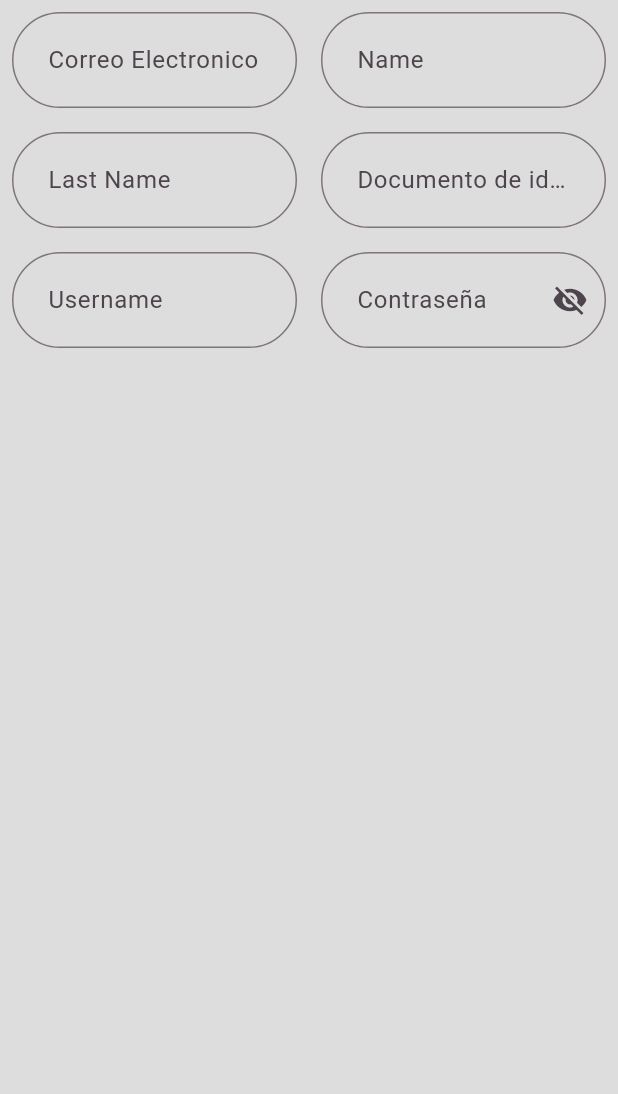
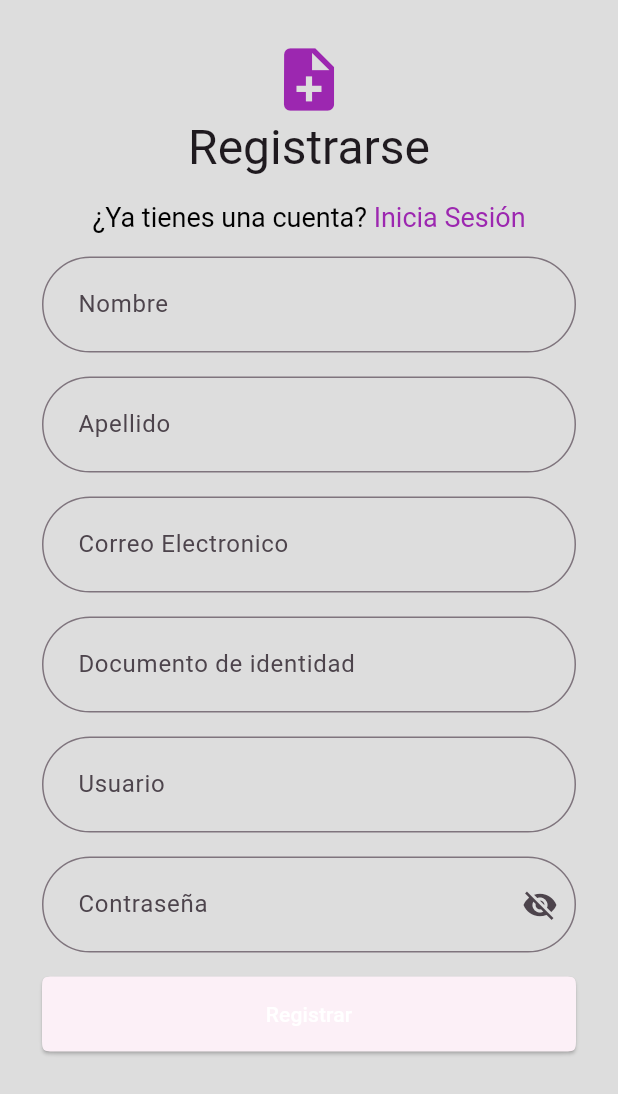
Before and after one commit to kenshimota/flutter-app-ERP, a Flutter app: the FormSignup widget shown alone on an empty page, opened directly, on a phone screen of 412 x 824 dp. Shown: the top 1094 px of the screen. Run offline on Flutter 3.47's test engine with Material 2 defaults, Android fonts, the phone set to English and light mode, and no system bars; our stand-ins replace flutter_dotenv, go_router, logger, mask_text_input_formatter; missing offline and left inert: validatorless; network calls fail.

Commit message:
todos estos cambios se hisieron hoy

```diff
--- /dev/null
+++ b/lib/widgets/elevate_button_shadow.dart
@@ -0,0 +1,48 @@
+import 'package:flutter/material.dart';
+import 'package:flutter/gestures.dart';
+
+class ElevatedButtonShadow extends StatefulWidget {
+  final Widget? child;
+  const ElevatedButtonShadow({super.key, required this.child});
+
+  @override
+  State<ElevatedButtonShadow> createState() => _ElevatedButtonShadowState();
+}
+
+class _ElevatedButtonShadowState extends State<ElevatedButtonShadow> {
+  bool isHovered = false;
+
+  @override
+  Widget build(BuildContext context) {
+    return MouseRegion(
+      onEnter: (_) {
+        setState(() {
+          // Cambiar el estado para aplicar la sombra cuando el mouse entra
+          isHovered = true;
+        });
+      },
+      onExit: (_) {
+        setState(() {
+          // Cambiar el estado para quitar la sombra cuando el mouse sale
+          isHovered = false;
+        });
+      },
+      child: AnimatedContainer(
+        duration: const Duration(milliseconds: 200),
+        decoration: BoxDecoration(
+          boxShadow: isHovered
+              ? [
+                  BoxShadow(
+                    color: Colors.purple.withOpacity(0.3),
+                    spreadRadius: 5,
+                    blurRadius: 7,
+                    offset: const Offset(0, 3),
+                  ),
+                ]
+              : [],
+        ),
+        child: widget.child,
+      ),
+    );
+  }
+}
--- a/lib/widgets/form_signin.dart
+++ b/lib/widgets/form_signin.dart
@@ -4,7 +4,6 @@ import 'package:flutter_app_erp/widgets/input_user_name.dart';
 
 import 'package:go_router/go_router.dart';
 import 'package:flutter_app_erp/widgets/typography.dart';
-import 'package:flutter_app_erp/widgets/input_email.dart';
 import 'package:flutter_app_erp/widgets/form_control.dart';
 import 'package:flutter_app_erp/widgets/input_password.dart';
 
--- a/lib/widgets/form_signup.dart
+++ b/lib/widgets/form_signup.dart
@@ -1,4 +1,7 @@
 import 'package:flutter/material.dart';
+import 'package:flutter/gestures.dart';
+import 'package:flutter_app_erp/widgets/elevate_button_shadow.dart';
+import 'package:go_router/go_router.dart';
 import 'package:flutter_app_erp/widgets/input_email.dart';
 import 'package:flutter_app_erp/widgets/input_identity.dart';
 import 'package:flutter_app_erp/widgets/input_name.dart';
@@ -6,6 +9,8 @@ import 'package:flutter_app_erp/widgets/form_control.dart';
 import 'package:flutter_app_erp/widgets/input_last_name.dart';
 import 'package:flutter_app_erp/widgets/input_password.dart';
 import 'package:flutter_app_erp/widgets/input_user_name.dart';
+import 'package:flutter_app_erp/widgets/layourt_twice_builder.dart';
+import 'package:flutter_app_erp/widgets/typography.dart';
 
 class FormSignup extends StatefulWidget {
   const FormSignup({super.key});
@@ -15,33 +20,44 @@ class FormSignup extends StatefulWidget {
 }
 
 class _FormSignupState extends State<FormSignup> {
-  final GlobalKey<FormState> _formkey = GlobalKey<FormState>();
+  final GlobalKey<FormState> _formKey = GlobalKey<FormState>();
+
+  onSubmit() {
+    if (_formKey.currentState!.validate()) {
+      return null;
+    }
+  }
 
   @override
   Widget build(BuildContext context) {
-    return Form(
-      key: _formkey,
-      child: const Column(
+    return FormPadding(
+      child: Form(
+        key: _formKey,
+        child: Column(
           children: [
-          Row(
+            const FormControl(
+              child: _Title(),
+            ),
+            const FormControl(child: _TextAboutToGoToSignin()),
+            const _GridItemRowToColumn(
               children: [
-              _GridColumn(
-                child: FormControl(
-                  child: InputEmail(),
-                ),
-              ),
                 _GridColumn(
                   child: FormControl(
                     child: InputName(),
                   ),
                 ),
+                _GridColumn(
+                  child: FormControl(
+                    child: InputLasName(),
+                  ),
+                ),
               ],
             ),
-          Row(
+            const _GridItemRowToColumn(
               children: [
                 _GridColumn(
                   child: FormControl(
-                  child: InputLasName(),
+                    child: InputEmail(),
                   ),
                 ),
                 _GridColumn(
@@ -51,7 +67,7 @@ class _FormSignupState extends State<FormSignup> {
                 ),
               ],
             ),
-          Row(
+            const _GridItemRowToColumn(
               children: [
                 _GridColumn(
                   child: FormControl(
@@ -65,8 +81,119 @@ class _FormSignupState extends State<FormSignup> {
                 ),
               ],
             ),
+            FormControl(
+              child: ElevatedButtonShadow(
+                child: ElevatedButton(
+                  onPressed: onSubmit,
+                  style: ElevatedButton.styleFrom(
+                    minimumSize: const Size.fromHeight(50), // NEW
+                  ),
+                  child: const Text('Registrar'),
+                ),
+              ),
+            ),
           ],
         ),
+      ),
+    );
+  }
+}
+
+class _GridItemRowToColumn extends StatelessWidget {
+  final List<Widget> children;
+
+  const _GridItemRowToColumn({super.key, required this.children});
+
+  @override
+  Widget build(BuildContext context) {
+    return LayourtTwiceBuilder(
+      mobile: Row(
+        children: [
+          Expanded(
+            child: Column(
+              children: children,
+            ),
+          ),
+        ],
+      ),
+      desktop: Row(
+        children: [
+          Expanded(
+            child: Container(
+              child: Row(
+                children: children.map((child) {
+                  return Expanded(child: child);
+                }).toList(),
+              ),
+            ),
+          ),
+        ],
+      ),
+    );
+  }
+}
+
+class _Title extends StatelessWidget {
+  final Color? color;
+  const _Title({super.key, this.color});
+
+  @override
+  Widget build(BuildContext context) {
+    return const Center(
+      child: Column(children: [
+        Icon(
+          Icons.note_add,
+          size: 50.0,
+        ),
+        TypographyApp(
+          text: 'Registrarse',
+          variant: "h1",
+        ),
+      ]),
+    );
+  }
+}
+
+class _TextAboutToGoToSignin extends StatelessWidget {
+  const _TextAboutToGoToSignin({super.key});
+
+  onPressed(BuildContext context) {
+    context.go("/signin");
+  }
+
+  @override
+  Widget build(BuildContext context) {
+    Color? color = Theme.of(context).colorScheme.surface;
+
+    return RichText(
+      text: TextSpan(
+        text: '¿Ya tienes una cuenta? ',
+        style: const TextStyle(color: Colors.black, fontSize: 18),
+        children: [
+          TextSpan(
+            recognizer: TapGestureRecognizer()
+              ..onTap = () => onPressed(context),
+            text: 'Inicia Sesión',
+            style: TextStyle(
+              color: color,
+              fontSize: 18,
+            ),
+          ),
+        ],
+      ),
+    );
+  }
+}
+
+class FormPadding extends StatelessWidget {
+  final Widget? child;
+  const FormPadding({super.key, required this.child});
+
+  @override
+  Widget build(BuildContext context) {
+    return Padding(
+      padding: const EdgeInsets.all(20),
+      child: child,
     );
   }
 }
@@ -78,8 +205,10 @@ class _GridColumn extends StatelessWidget {
 
   @override
   Widget build(BuildContext context) {
-    return Expanded(
-      child: Column(children: [child]),
+    return LayourtTwiceBuilder(
+      log: "_G",
+      mobile: Column(children: [child]),
+      desktop: child,
     );
   }
 }
--- a/lib/widgets/input_identity.dart
+++ b/lib/widgets/input_identity.dart
@@ -16,9 +16,8 @@ class InputIdentityDocumenten extends StatelessWidget {
     ];
 
     var maskFormatter = MaskTextInputFormatter(
-      mask: '@ #### #### #### #### ####',
+      mask: '###.###,##',
       filter: {
-        "@": RegExp(r'[A-Z]'),
         "#": RegExp(r'[0-9]'),
       },
     );
@@ -27,7 +26,7 @@ class InputIdentityDocumenten extends StatelessWidget {
       inputFormatters: [maskFormatter],
       decoration: InputDecoration(
         labelText: label,
-        hintText: 'J 0000 0000',
+        hintText: '000 000 000',
       ),
       validator: Validatorless.multiple(listValidations),
     );
--- a/lib/widgets/input_last_name.dart
+++ b/lib/widgets/input_last_name.dart
@@ -6,7 +6,7 @@ class InputLasName extends StatelessWidget {
   final bool? isRequired;
 
   const InputLasName(
-      {super.key, this.label = 'Last Name', this.isRequired = false});
+      {super.key, this.label = 'Apellido', this.isRequired = false});
 
   @override
   Widget build(BuildContext context) {
@@ -22,7 +22,7 @@ class InputLasName extends StatelessWidget {
     return TextFormField(
       decoration: InputDecoration(
         labelText: label,
-        hintText: "Last Name",
+        hintText: "Mi apellido",
       ),
       validator: Validatorless.multiple(listValidations),
     );
--- a/lib/widgets/input_name.dart
+++ b/lib/widgets/input_name.dart
@@ -5,12 +5,11 @@ class InputName extends StatelessWidget {
   final String? label;
   final bool? isRequired;
 
-  const InputName({super.key, this.label = 'Name', this.isRequired = false});
+  const InputName({super.key, this.label = 'Nombre', this.isRequired = false});
 
   @override
   Widget build(BuildContext context) {
     final List<String? Function(String?)> listValidations = [
-      Validatorless.required('Name is required'),
       Validatorless.min(3, 'Name must be at least 3 characters'),
       Validatorless.max(20, 'Name must be at least 20 characters'),
     ];
@@ -21,7 +20,7 @@ class InputName extends StatelessWidget {
     return TextFormField(
       decoration: InputDecoration(
         labelText: label,
-        hintText: "Name",
+        hintText: "Nombre",
       ),
       validator: Validatorless.multiple(listValidations),
     );
--- a/lib/widgets/input_user_name.dart
+++ b/lib/widgets/input_user_name.dart
@@ -5,7 +5,7 @@ class InputUserName extends StatelessWidget {
   final String? label;
   final TextEditingController? controller;
 
-  const InputUserName({super.key, this.label = 'Username', this.controller});
+  const InputUserName({super.key, this.label = 'Usuario', this.controller});
 
   void dispose() {
     controller!.dispose();
@@ -21,7 +21,7 @@ class InputUserName extends StatelessWidget {
     return TextFormField(
       decoration: InputDecoration(
         labelText: label,
-        hintText: 'UserName',
+        hintText: 'minombre-apellido',
       ),
       validator: Validatorless.multiple(listValidations),
       controller: controller,
--- a/lib/widgets/layourt_categories_builder.dart
+++ b/lib/widgets/layourt_categories_builder.dart
@@ -4,26 +4,27 @@ class LayourtCategoriesBuilder extends StatelessWidget {
   final Widget? lg;
   final Widget? md;
   final Widget? sm;
-  final Widget? xs;
+  final Widget xs;
+  final String log;
 
   const LayourtCategoriesBuilder(
-      {super.key, required this.xs, this.lg, this.sm, this.md});
+      {super.key, required this.xs, this.lg, this.sm, this.md, this.log = ""});
 
   Widget _createScreen(BuildContext context, BoxConstraints constraints) {
-    Widget? node;
+    Widget node = xs;
     final double maxWidth = constraints.maxWidth;
 
+    // debugPrint("${maxWidth} --> ${log}");
+
     if (lg != null && maxWidth >= 1200) {
-      node = lg;
+      node = lg ?? Container();
     } else if (md != null && maxWidth >= 900) {
-      node = md;
+      node = md ?? Container();
     } else if (sm != null && maxWidth >= 600) {
-      node = sm;
-    } else {
-      node = xs;
+      node = sm ?? Container();
     }
 
-    return Container(child: node);
+    return node;
   }
 
   @override
--- a/lib/widgets/layourt_twice_builder.dart
+++ b/lib/widgets/layourt_twice_builder.dart
@@ -2,13 +2,20 @@ import 'package:flutter/material.dart';
 import 'package:flutter_app_erp/widgets/layourt_categories_builder.dart';
 
 class LayourtTwiceBuilder extends StatelessWidget {
-  final Widget? mobile;
+  final Widget mobile;
   final Widget? desktop;
+  final String? log;
 
-  const LayourtTwiceBuilder({super.key, required this.mobile, this.desktop});
+  const LayourtTwiceBuilder(
+      {super.key, required this.mobile, this.desktop, this.log});
 
   @override
   Widget build(BuildContext context) {
-    return LayourtCategoriesBuilder(xs: mobile, sm: mobile, md: desktop);
+    return LayourtCategoriesBuilder(
+      xs: mobile,
+      sm: mobile,
+      md: desktop,
+      log: log ?? "None",
+    );
   }
 }
--- a/lib/widgets/signin_screen_desktop.dart
+++ b/lib/widgets/signin_screen_desktop.dart
@@ -1,5 +1,4 @@
 import 'package:flutter/material.dart';
-import 'package:flutter_app_erp/widgets/form_signin.dart';
 import 'package:flutter_app_erp/widgets/form_signin_request.dart';
 import 'package:logger/logger.dart';
 import 'package:flutter_app_erp/widgets/container_limit.dart';
@@ -16,7 +15,7 @@ class SigninScreenDesktop extends StatelessWidget {
   Widget build(BuildContext context) {
     return Scaffold(
       body: ContainerLimit(
-        maxWidth: 1024,
+        maxWidth: 1200,
         minHeight: 600,
         child: Padding(
           padding: const EdgeInsets.all(10),
```
Also changed, not shown: lib/widgets/signup_screen_desktop.dart (added, +62 -0 lines). Lines whose indentation alone changed are shown as unchanged.
